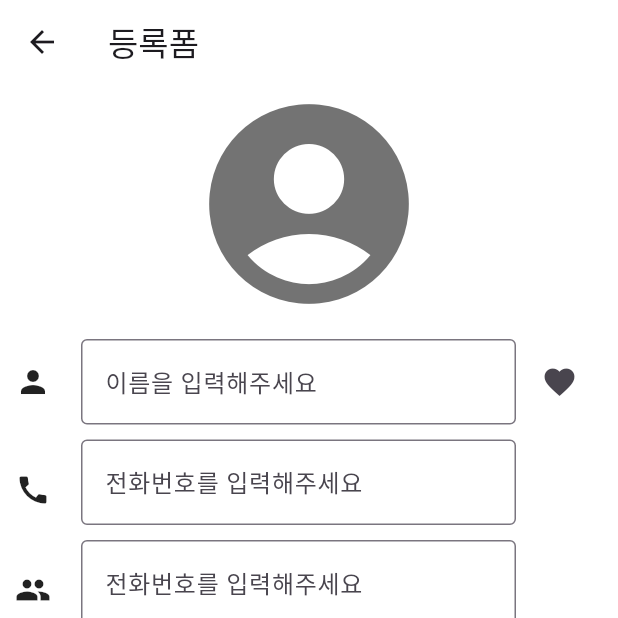
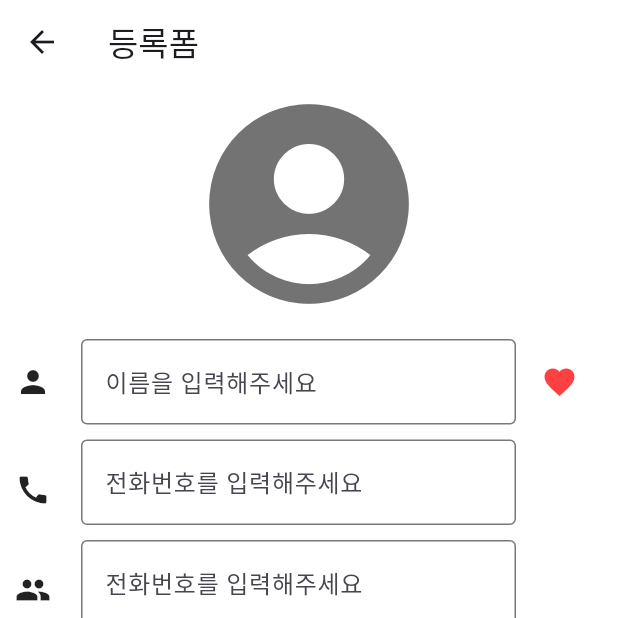
Before and after one commit to yss9358/3-phonebook, a Flutter app: the Writeform screen opened by its route, on a phone screen of 412 x 824 dp, the top half of it. Run offline on Flutter 3.47's test engine with Material 3 defaults, Android fonts, the phone set to English and light mode, and no system bars; our stand-ins replace dio; missing offline and left inert: flutter_phone_direct_caller; network calls fail.

Commit message:
파일 커밋해요

```diff
--- a/lib/mWriteform.dart
+++ b/lib/mWriteform.dart
@@ -59,6 +59,7 @@ class _WriteformState extends State<_Writeform> {
                     onPressed: (){
                     },
                     icon: Icon(Icons.favorite),
+                  color: Color(0xffff4040),
                 ),
               ],
             ),
```
